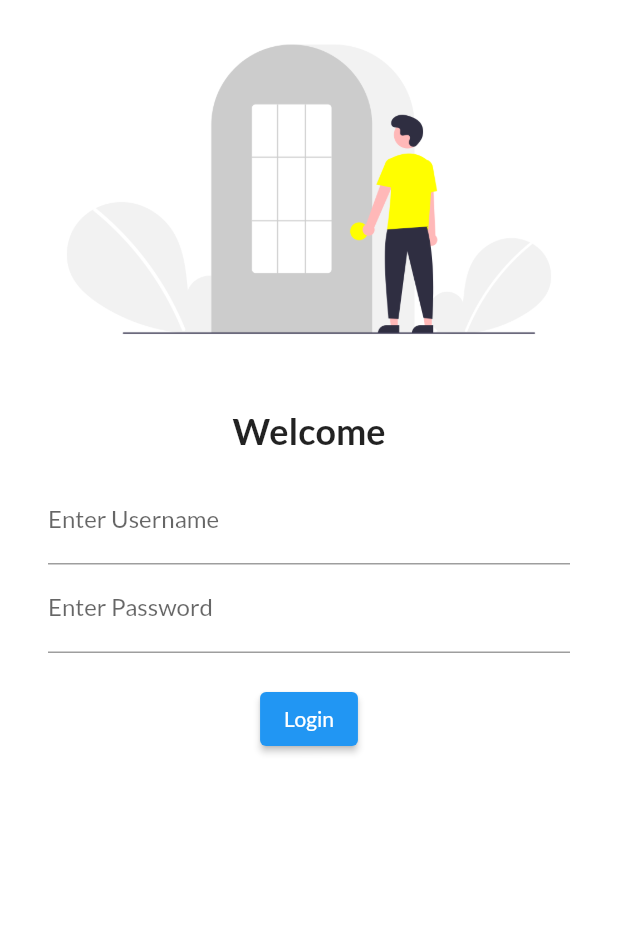
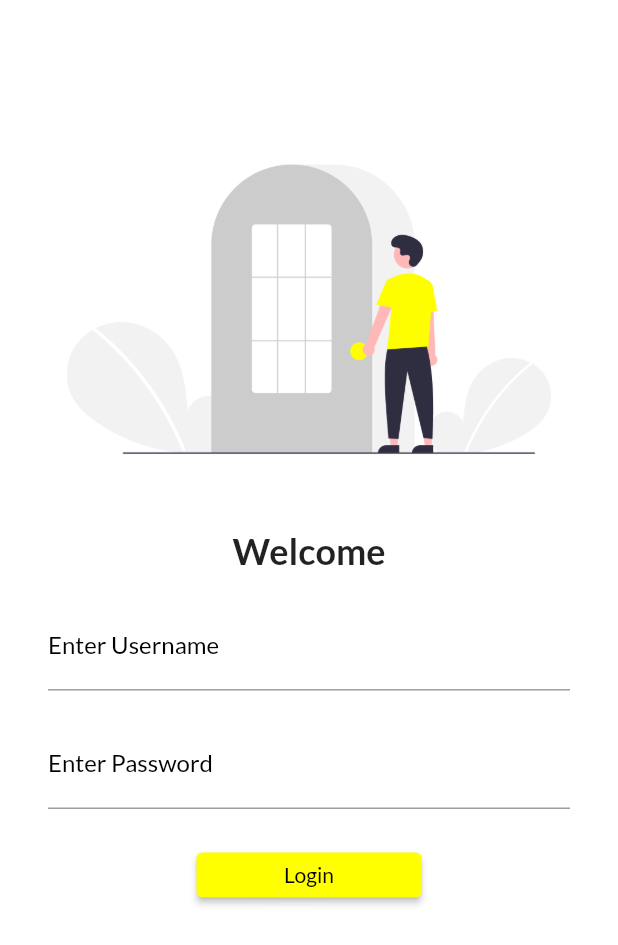
Before and after one commit to MuhammadIrtaza/30daysofFlutter, a Flutter app: the screen it shows after launch, on a phone screen of 412 x 824 dp. Shown: the top 945 px of the screen. Run offline on Flutter 3.47's test engine with Material 2 defaults, Android fonts, the phone set to English and light mode, and no system bars; our stand-ins replace google_fonts.

Commit message:
day 5 completed

```diff
--- a/lib/main.dart
+++ b/lib/main.dart
@@ -1,5 +1,6 @@
 import 'package:day2/pages/homepage.dart';
 import 'package:day2/pages/loginpage.dart';
+import 'package:day2/utils/routes.dart';
 import 'package:flutter/material.dart';
 import 'package:google_fonts/google_fonts.dart';
 
@@ -12,16 +13,17 @@ class MyApp extends StatelessWidget {
   @override
   Widget build(BuildContext context) {
     return MaterialApp(
-      initialRoute: "/",
+      debugShowCheckedModeBanner: false,
+      initialRoute: MyRoutes.loginpage,
       routes: {
-        "/": (context) => Loginpage(),
-        "/home": (context) => Homepage(),
+        MyRoutes.loginpage: (context) => Loginpage(),
+        MyRoutes.homepage: (context) => Homepage(),
       },
       themeMode: ThemeMode.light,
       theme: ThemeData(
           fontFamily: GoogleFonts.lato().fontFamily,
           brightness: Brightness.light,
-          primaryColor: Colors.amberAccent),
+          primaryColor: Colors.yellowAccent),
     );
   }
 }
--- a/lib/pages/loginpage.dart
+++ b/lib/pages/loginpage.dart
@@ -1,3 +1,5 @@
+import 'package:day2/pages/homepage.dart';
+import 'package:day2/utils/routes.dart';
 import 'package:flutter/material.dart';
 
 class Loginpage extends StatelessWidget {
@@ -7,8 +9,12 @@ class Loginpage extends StatelessWidget {
   Widget build(BuildContext context) {
     return Material(
         color: Colors.white,
+        child: SingleChildScrollView(
           child: Column(
             children: [
+              SizedBox(
+                height: 80,
+              ),
               Image.asset(
                 "assets/images/w.png",
                 fit: BoxFit.cover,
@@ -19,32 +25,55 @@ class Loginpage extends StatelessWidget {
                 style: TextStyle(fontSize: 24, fontWeight: FontWeight.bold),
               ),
               Padding(
-              padding:
-                  const EdgeInsets.symmetric(vertical: 16.0, horizontal: 32.0),
+                padding: const EdgeInsets.symmetric(
+                    vertical: 20.0, horizontal: 32.0),
                 child: Column(
                   children: [
                     TextFormField(
+                      cursorColor: Colors.black,
                       decoration: InputDecoration(
+                        focusedBorder: OutlineInputBorder(
+                          borderSide: BorderSide(color: Colors.black),
+                        ),
                         hintText: "Username",
+                        labelStyle: TextStyle(color: Colors.black),
                         labelText: "Enter Username",
                       ),
                     ),
+                    SizedBox(
+                      height: 20,
+                    ),
                     TextFormField(
+                      cursorColor: Colors.black,
                       obscureText: true,
                       decoration: InputDecoration(
-                        hintText: "Password", labelText: "Enter Password"),
+                          focusedBorder: OutlineInputBorder(
+                            borderSide: BorderSide(color: Colors.black),
+                          ),
+                          hintText: "Password",
+                          labelStyle: TextStyle(color: Colors.black),
+                          labelText: "Enter Password"),
                     ),
                     SizedBox(
                       height: 20,
                     ),
                     ElevatedButton(
-                    onPressed: () {},
-                    child: Text("Login"),
+                      style: ElevatedButton.styleFrom(
+                          primary: Colors.yellowAccent,
+                          minimumSize: Size(150, 30)),
+                      onPressed: () {
+                        Navigator.pushNamed(context, MyRoutes.homepage);
+                      },
+                      child: Text(
+                        "Login",
+                        style: TextStyle(color: Colors.black),
+                      ),
                     ),
                   ],
                 ),
               ),
             ],
+          ),
         ));
   }
 }
--- /dev/null
+++ b/lib/utils/routes.dart
@@ -0,0 +1,4 @@
+class MyRoutes {
+  static String homepage = "/home";
+  static String loginpage = "/login";
+}
```
Lines whose indentation alone changed are shown as unchanged.
